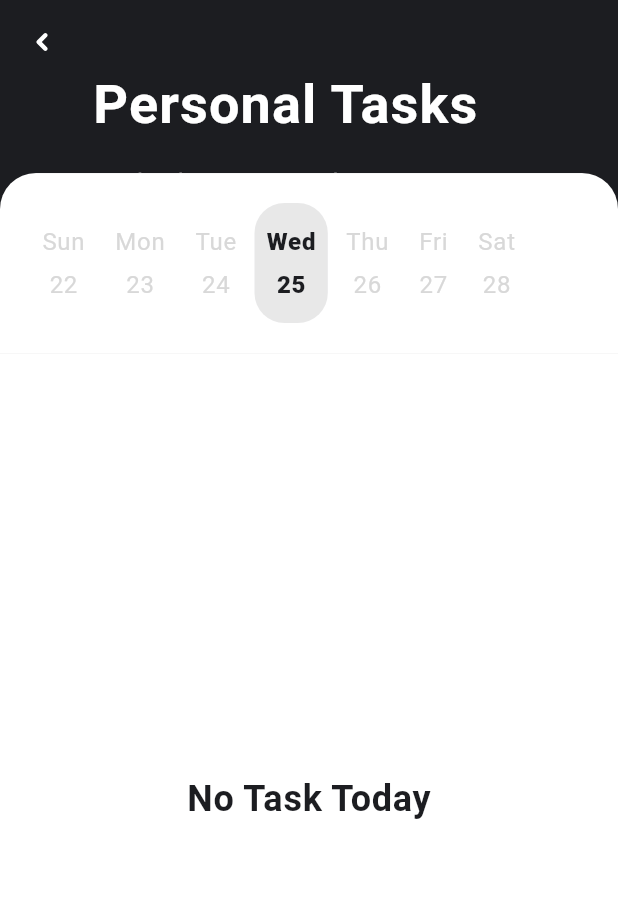
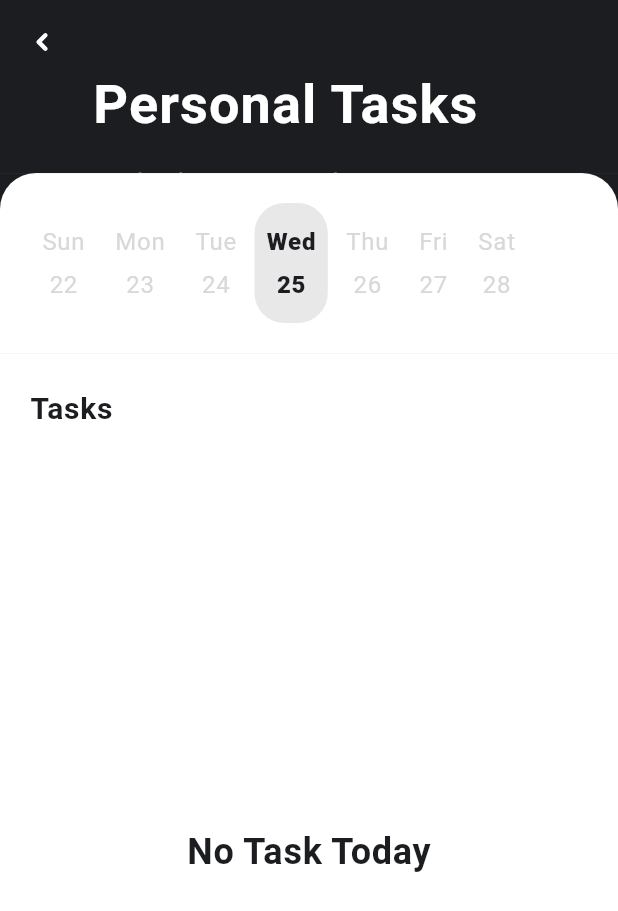
Before and after one commit to 2Math0/my_fate, a Flutter app: the TaskScreen screen opened directly, on a phone screen of 412 x 824 dp. Shown: the top 911 px of the screen. Run offline on Flutter 3.47's test engine with Material 2 defaults, Android fonts, the phone set to English and light mode, and no system bars; our stand-ins replace dotted_border, flutter_svg, google_fonts, timeline_tile; Roboto replaces fonts that are missing (Kanit).

Commit message:
represent tasks upon days

```diff
--- a/lib/app/converter.dart
+++ b/lib/app/converter.dart
@@ -14,7 +14,7 @@ class Converter {
 
   String convertToPM(DateTime time) => DateFormat("h:mma").format(time);
 
-  String dayFormatter(date) => DateFormat("dd").format(date);
+  String dayFormatter(DateTime date) => DateFormat("dd").format(date);
 
   String intToTime(int i) => "${i >= 10 ? i : "0$i"}:00";
   int parsingHourToInt(String time) => int.parse(time.split(":")[0]);
--- a/lib/presentation/view/tasks_screen/components/date_picker.dart
+++ b/lib/presentation/view/tasks_screen/components/date_picker.dart
@@ -1,12 +1,18 @@
 import 'package:flutter/material.dart';
+import 'package:my_fate/app/converter.dart';
 import 'package:my_fate/presentation/resources/colors_manager.dart';
 import 'package:my_fate/presentation/resources/text_styles_manager.dart';
 import 'package:my_fate/presentation/resources/values_manager.dart';
 
 class DatePicker extends StatefulWidget {
-  final List<String> days;
+  final List<DateTime> days;
   final int selectedDay;
-  const DatePicker({Key? key, required this.days, required this.selectedDay})
+  final void Function(int i) onTap;
+  const DatePicker(
+      {Key? key,
+      required this.days,
+      required this.selectedDay,
+      required this.onTap})
       : super(key: key);
 
   @override
@@ -47,7 +53,10 @@ class _DatePickerState extends State<DatePicker> {
             const SizedBox(width: AppSize.s4),
         itemBuilder: (BuildContext context, int i) {
           return GestureDetector(
-            onTap: () => setState(() => selected = i),
+            onTap: () => setState(() {
+              widget.onTap(i);
+              selected = i;
+            }),
             child: Container(
               padding: const EdgeInsets.all(AppPadding.p8),
               decoration: BoxDecoration(
@@ -57,7 +66,8 @@ class _DatePickerState extends State<DatePicker> {
               child: Column(
                 children: [
                   Text(weekList[i], style: selectedColor(i)),
-                  Text(widget.days[i], style: selectedColor(i)),
+                  Text(const Converter().dayFormatter(widget.days[i]),
+                      style: selectedColor(i)),
                 ],
               ),
             ),
--- a/lib/presentation/view/tasks_screen/tasks_screen.dart
+++ b/lib/presentation/view/tasks_screen/tasks_screen.dart
@@ -9,7 +9,6 @@ import '../../shared_widgets/components/task_app_bar.dart';
 import 'components/date_picker.dart';
 
 class TaskScreen extends StatefulWidget {
-  // ToDo : change the list by picking days
   // ToDo : add calender picker to pick a specific day with its week
 
   final String category;
@@ -26,7 +25,6 @@ class _TaskScreenState extends State<TaskScreen> {
   void initState() {
     super.initState();
     _viewModel.todayWeek;
-    _viewModel.importDayTasks(widget.category, _viewModel.today);
     _viewModel.start();
   }
 
@@ -34,7 +32,7 @@ class _TaskScreenState extends State<TaskScreen> {
   Widget build(BuildContext context) {
     Size size = MediaQuery.of(context).size;
     return Scaffold(
-      backgroundColor: AppColors.kBlack,
+      backgroundColor: AppColors.kWhite,
       body: CustomScrollView(slivers: [
         // App Bar
         TaskAppBar(
@@ -45,6 +43,8 @@ class _TaskScreenState extends State<TaskScreen> {
         // Date Picker + Top Rounded Border
         SliverToBoxAdapter(
           child: Container(
+            color: AppColors.kBlack,
+            child: Container(
               padding: const EdgeInsets.all(AppPadding.p20),
               decoration: const BoxDecoration(
                   color: AppColors.kWhite,
@@ -53,9 +53,21 @@ class _TaskScreenState extends State<TaskScreen> {
               child: DatePicker(
                 days: _viewModel.weekDays,
                 selectedDay: _viewModel.today.weekday,
+                onTap: (int i) {
+                  setState(() {
+                    _viewModel.selectNewDate(_viewModel.weekDays[i]);
+                  });
+                },
               ),
             ),
           ),
+        ),
+        SliverToBoxAdapter(
+            child: Container(
+                color: AppColors.kWhite,
+                padding: const EdgeInsets.all(AppPadding.p20),
+                child: Text(AppStrings.tasks,
+                    style: const AppTextStyles().headingH3))),
         if (_viewModel.tasks.isEmpty)
           SliverFillRemaining(
             child: Container(
--- a/lib/presentation/view_model/task_screen_model.dart
+++ b/lib/presentation/view_model/task_screen_model.dart
@@ -15,10 +15,9 @@ import '../shared_widgets/components/task_card.dart';
 
 class TasksScreenModel extends BaseViewModel {
   List<TaskModel> tasks = [];
-  String date = '';
-  List<String> weekDays = [];
+  List<DateTime> weekDays = [];
   List widgetList = [];
-  final DateTime today = DateTime.now();
+  DateTime today = DateTime.now();
 
   final List<String> dayHours = [
     "00:00",
@@ -51,13 +50,14 @@ class TasksScreenModel extends BaseViewModel {
 
   @override
   void start() {
+    importDayTasks(today);
     widgetList = listBuilder();
   }
 
   @override
   void dispose() {}
 
-  void importDayTasks(String category, DateTime day) {
+  void importDayTasks(DateTime day) {
     String date = converter.dateFormatDDMMYYYY(day);
     log(date);
     if (datesOfSortedTasks.containsKey(date)) {
@@ -65,9 +65,9 @@ class TasksScreenModel extends BaseViewModel {
       for (TaskModel t in temp) {
         log(t.category.toString());
         log(t.title.toString());
-        if (t.category == category.toLowerCase()) {
-          tasks.add(t);
-        }
+        // if (t.category == category.toLowerCase()) {
+        tasks.add(t);
+        // }
       }
     }
     log(tasks.toString());
@@ -77,12 +77,20 @@ class TasksScreenModel extends BaseViewModel {
     int dayNumber = today.weekday;
     log(dayNumber.toString());
     for (int i = dayNumber; i > 0; i--) {
-      weekDays.add(converter.dayFormatter(today.subtract(Duration(days: i))));
+      weekDays.add(today.subtract(Duration(days: i)));
     }
-    weekDays.add(converter.dayFormatter(today));
+    weekDays.add(today);
     for (int i = 1; i < 7 - dayNumber; i++) {
-      weekDays.add(converter.dayFormatter(today.add(Duration(days: i))));
+      weekDays.add(today.add(Duration(days: i)));
     }
+  }
+
+  void selectNewDate(DateTime date) {
+    today = date;
+    tasks = [];
+    tasksIndex = 0;
+    jumpIndex = 0;
+    start();
   }
 
   int tasksIndex = 0;
```
Lines whose indentation alone changed are shown as unchanged.
